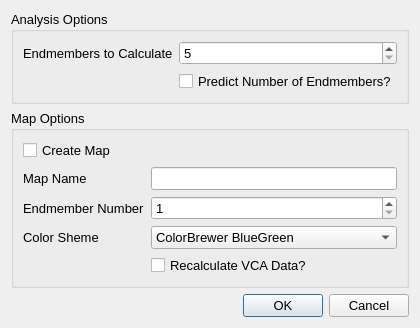
Above: GUI/Analysis/vcadialog.ui from VespucciProject/Vespucci before the change. Below: the same form after it.
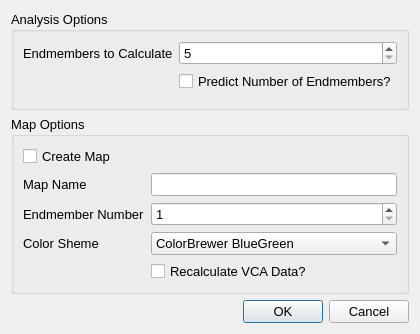
That is the form after the change. Icons and pictures are not drawn.

What changed in the file:
```diff
--- a/GUI/Analysis/vcadialog.ui
+++ b/GUI/Analysis/vcadialog.ui
@@ -7,7 +7,7 @@
     <x>0</x>
     <y>0</y>
     <width>407</width>
-    <height>306</height>
+    <height>334</height>
    </rect>
   </property>
   <property name="font">
```
Left out of the diff: 8 changed lines with no effect on the pictures.
